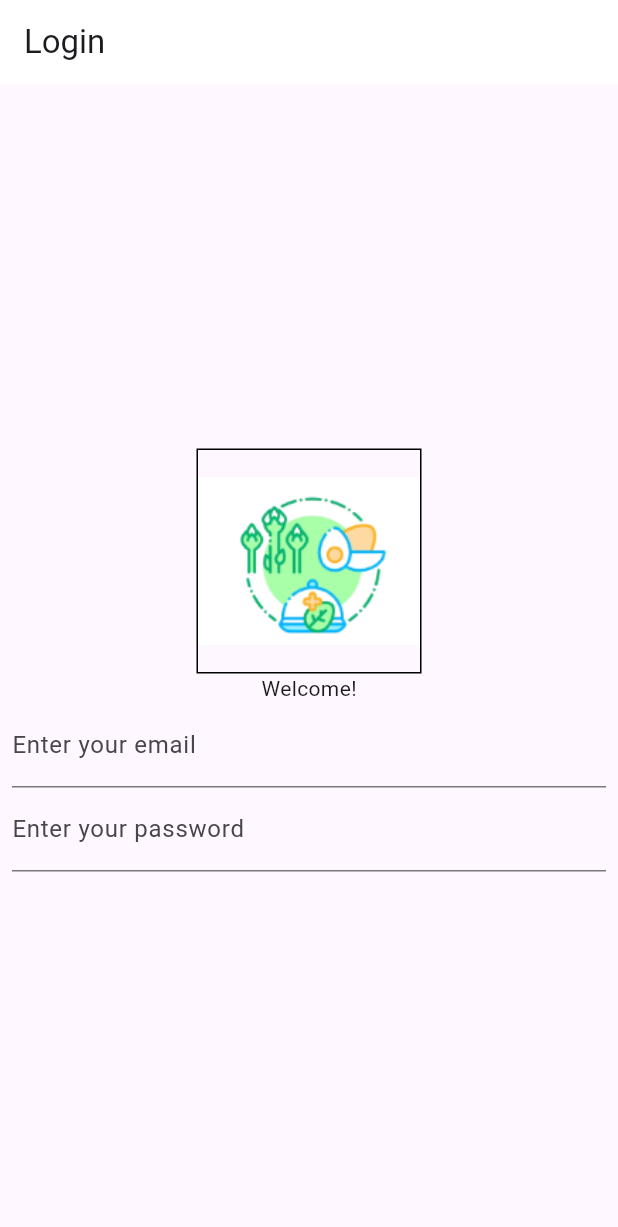
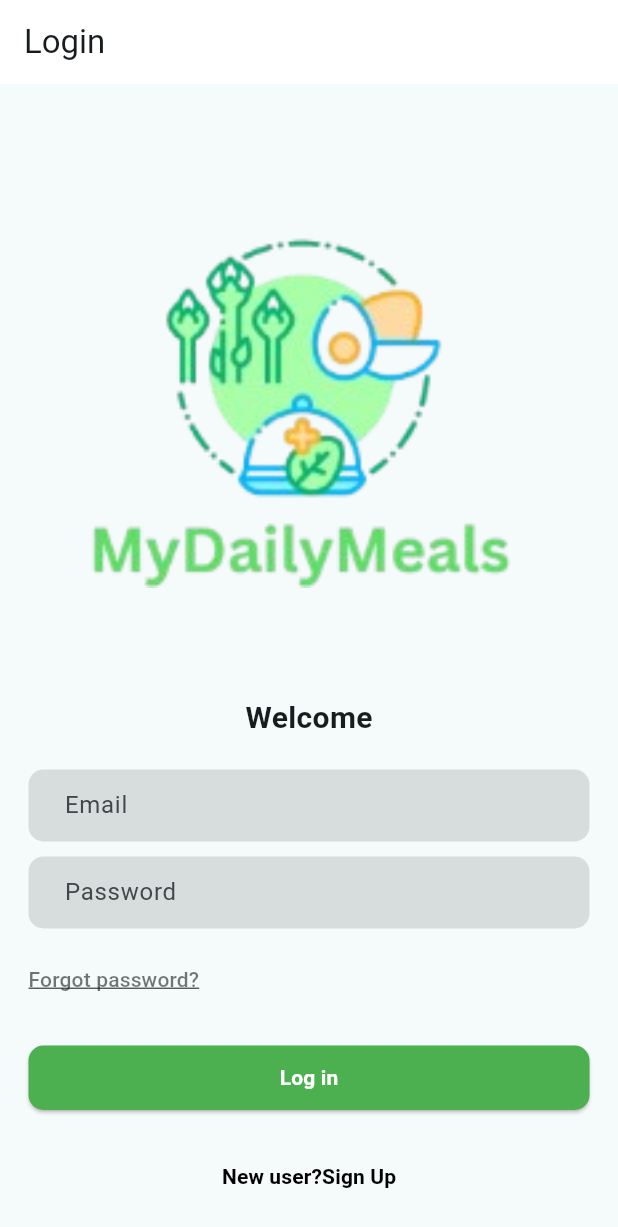
Before and after one commit to AlwaysNotavailable/mydailymeal, a Flutter app: the screen it shows after launch, on a phone screen of 412 x 824 dp. Shown: the top 1227 px of the screen. Run offline on Flutter 3.47's test engine with Material 3 defaults, Android fonts, the phone set to English and light mode, and no system bars.

Commit message:
Updated 20/4 - Login Page UI

```diff
--- a/lib/login.dart
+++ b/lib/login.dart
@@ -8,63 +8,124 @@ class Login extends StatefulWidget {
 }
 
 class _LoginState extends State<Login> {
-
-  String _appLogo = 'assets/images/appLogo.png';
+  final String _appLogo = 'assets/images/appLogo.png';
 
   final TextEditingController _emailCTRL = TextEditingController();
   final TextEditingController _passCTRL = TextEditingController();
 
-
+  //
   @override
   Widget build(BuildContext context) {
     return Scaffold(
       resizeToAvoidBottomInset: false,
-      appBar: AppBar(
-        title: Text('Login'),
-        backgroundColor: Colors.white,
-      ),
+      appBar: AppBar(title: Text('Login'), backgroundColor: Colors.white),
       body: Center(
-        child: Padding(
+        child: Container(
+          width: 390,
           padding: const EdgeInsets.all(8.0),
           child: Column(
-            mainAxisAlignment: MainAxisAlignment.center,
-            children: <Widget> [
+            children: <Widget>[
               Stack(
                 fit: StackFit.loose,
                 alignment: AlignmentDirectional.center,
                 children: [
+                  SizedBox(height: 400),
                   Container(
-                    width: 150,
-                    height: 150,
-                    decoration: BoxDecoration(
-                      border: Border.all(
-                        color: Colors.black,
-                        width: 1
-                      )
-                    ),
-                    child: Image.asset(
-                        _appLogo
-                    ),
+                    width: 300,
+                    height: 300,
+                    child: Image.asset(_appLogo, fit: BoxFit.contain),
                   ),
                 ],
               ),
               const Text(
-                'Welcome!'
+                'Welcome',
+                style: TextStyle(fontSize: 20, fontWeight: FontWeight.bold),
               ),
+              SizedBox(height: 20),
+              Container(),
               TextField(
                 controller: _emailCTRL,
                 keyboardType: TextInputType.emailAddress,
+                obscureText: true,
                 decoration: InputDecoration(
-                  labelText: 'Enter your email',
+                  hintText: 'Email',
+                  filled: true,
+                  fillColor: Colors.black12,
+                  contentPadding: EdgeInsets.symmetric(
+                    vertical: 10.0,
+                    horizontal: 20.0,
+                  ),
+                  border: OutlineInputBorder(
+                    borderRadius: BorderRadius.circular(10.0),
+                    borderSide: BorderSide.none,
+                  ),
                 ),
               ),
+              const SizedBox(height: 10),
               TextField(
                 controller: _passCTRL,
                 keyboardType: TextInputType.text,
                 decoration: InputDecoration(
-                  labelText: 'Enter your password'
+                  filled: true,
+                  fillColor: Colors.black12,
+                  hintText: 'Password',
+                  contentPadding: EdgeInsets.symmetric(
+                    vertical: 10.0,
+                    horizontal: 20.0,
+                  ),
+                  border: OutlineInputBorder(
+                    borderRadius: BorderRadius.circular(10.0),
+                    borderSide: BorderSide.none,
+                  ),
                 ),
-              )
+              ),
+              const SizedBox(height: 10),
+              Align(
+                //Forgot Password Link Button
+                alignment: Alignment.centerLeft,
+                child: TextButton(
+                  onPressed: () {},
+                  style: TextButton.styleFrom(padding: EdgeInsets.zero),
+                  child: Text(
+                    'Forgot password?',
+                    style: TextStyle(
+                      color: Colors.black54,
+                      decoration: TextDecoration.underline,
+                    ),
+                  ),
+                ),
+              ),
+              const SizedBox(height: 20),
+              SizedBox(
+                width: double.infinity,
+                height: 43,
+                child: ElevatedButton(
+                  onPressed: () {},
+                  style: ElevatedButton.styleFrom(
+                    backgroundColor: Colors.green,
+                    shape: RoundedRectangleBorder(
+                      borderRadius: BorderRadius.circular(10.0),
+                    ),
+                  ),
+                  child: Text(
+                    'Log in',
+                    style: TextStyle(
+                      fontWeight: FontWeight.bold,
+                      color: Colors.white,
+                    ),
+                  ),
+                ),
+              ),
+              const SizedBox(height: 20),
+              TextButton(onPressed: () {},
+                  child: Text(
+                      'New user?Sign Up',
+                      style: TextStyle(
+                        fontWeight: FontWeight.bold,
+                        color: Colors.black,
+                      ),
+                  )
+              ),
             ],
           ),
         ),
--- a/lib/main.dart
+++ b/lib/main.dart
@@ -15,7 +15,7 @@ class MyApp extends StatelessWidget {
       title: 'MyDailyMeal',
       theme: ThemeData(
         useMaterial3: true,
-        colorScheme: ColorScheme.fromSeed(seedColor: Colors.deepPurple),
+        colorScheme: ColorScheme.fromSeed(seedColor: Colors.white),
       ),
       initialRoute: '/login',
       routes: {
```
Also changed, not shown: assets/images/appLogo.png.
